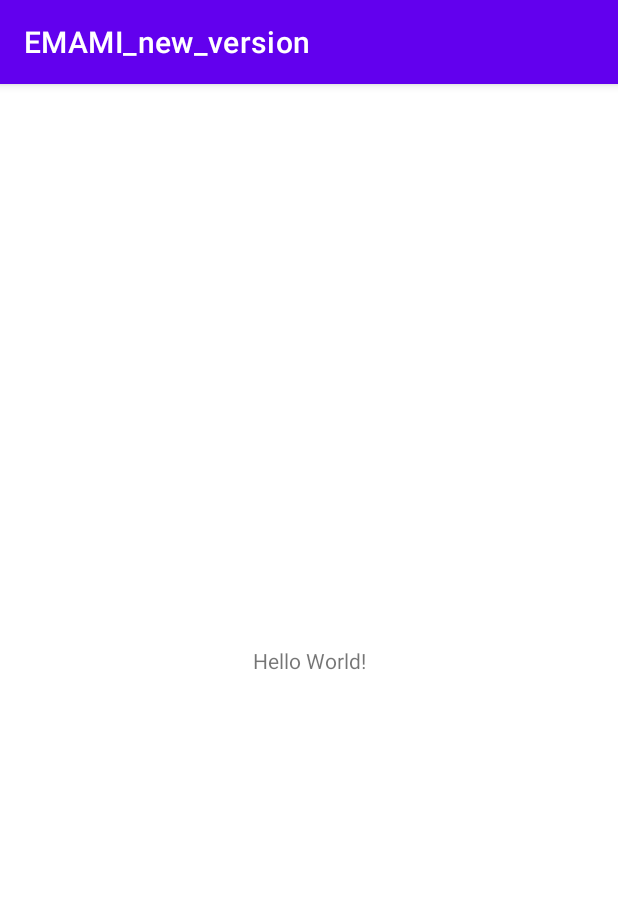
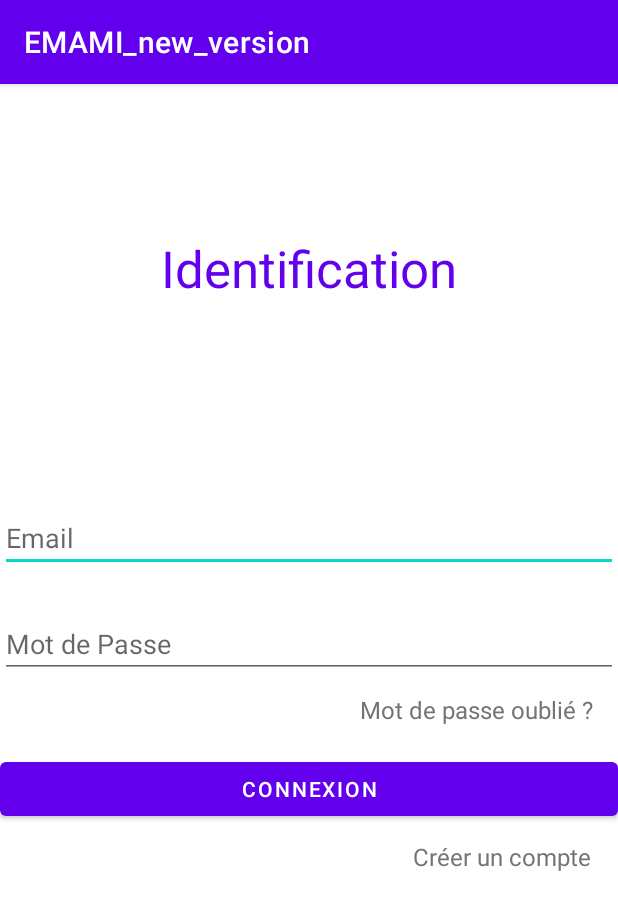
Before and after one commit to TheGasp/EMAMI, an Android app: the screen it shows after launch (MainActivity), on a phone screen of 412 x 824 dp. Shown: the top 910 px of the screen. Run offline under Robolectric (Android 15) with nearby library versions, the phone set to English and light mode, and no system bars.

Commit message:
interface graphique, premier page, s'enregistrer et connexion

```diff
--- a/app/build.gradle
+++ b/app/build.gradle
@@ -36,4 +36,7 @@ dependencies {
     testImplementation 'junit:junit:4.13.2'
     androidTestImplementation 'androidx.test.ext:junit:1.1.5'
     androidTestImplementation 'androidx.test.espresso:espresso-core:3.5.1'
+    implementation 'com.sun.mail:android-mail:1.5.6'
+    implementation 'com.sun.mail:android-activation:1.5.6'
+
 }
--- a/app/src/main/java/com/flamboox/emami_new_version/MainActivity.java
+++ b/app/src/main/java/com/flamboox/emami_new_version/MainActivity.java
@@ -1,14 +1,51 @@
 package com.flamboox.emami_new_version;
 
 import androidx.appcompat.app.AppCompatActivity;
+import android.os.Bundle;
+import android.view.View;
+import android.widget.Button;
+import android.widget.EditText;
+import android.content.Intent;
+import android.widget.TextView;
 
-import android.os.Bundle;
 
 public class MainActivity extends AppCompatActivity {
 
+    private EditText editTextEmail, editTextPassword;
+    private Button buttonLogin;
+    private TextView textViewForgotPassword,textViewSignUp;
     @Override
     protected void onCreate(Bundle savedInstanceState) {
         super.onCreate(savedInstanceState);
         setContentView(R.layout.activity_main);
+
+        editTextEmail = findViewById(R.id.editTextEmail);
+        editTextPassword = findViewById(R.id.editTextPassword);
+        buttonLogin = findViewById(R.id.buttonLogin);
+        textViewForgotPassword = findViewById(R.id.textViewForgotPassword);
+        textViewSignUp = findViewById(R.id.textViewSignUp);
+
+
+
+
+        this.textViewForgotPassword.setOnClickListener(v -> {
+            Intent ouvrirChangerMdP = new Intent(MainActivity.this, MainActivityMDP.class);
+            startActivity(ouvrirChangerMdP);
+        });
+
+
+
+        buttonLogin.setOnClickListener(new View.OnClickListener() {
+            @Override
+            public void onClick(View view) {
+                Intent ouvrirInscrip1 = new Intent(MainActivity.this, MainActivityCreation.class);
+                startActivity(ouvrirInscrip1);
+            }
+        });
+
+
+
+
     }
+
 }
--- a/app/src/main/res/layout/activity_main.xml
+++ b/app/src/main/res/layout/activity_main.xml
@@ -1,5 +1,5 @@
 <?xml version="1.0" encoding="utf-8"?>
-<androidx.constraintlayout.widget.ConstraintLayout xmlns:android="http://schemas.android.com/apk/res/android"
+<RelativeLayout xmlns:android="http://schemas.android.com/apk/res/android"
     xmlns:app="http://schemas.android.com/apk/res-auto"
     xmlns:tools="http://schemas.android.com/tools"
     android:layout_width="match_parent"
@@ -7,12 +7,69 @@
     tools:context=".MainActivity">
 
     <TextView
+        android:id="@+id/textViewTitle"
+        android:layout_width="match_parent"
+        android:layout_height="wrap_content"
+        android:layout_marginTop="100dp"
+        android:gravity="center"
+        android:text="Identification"
+        android:textSize="34sp"
+        android:textColor="#6200ED"/>
+
+    <EditText
+        android:id="@+id/editTextEmail"
+        android:layout_width="match_parent"
+        android:layout_height="wrap_content"
+        android:layout_marginTop="280dp"
+        android:hint="Email"
+        android:inputType="textEmailAddress" />
+
+    <EditText
+        android:id="@+id/editTextPassword"
+        android:layout_width="match_parent"
+        android:layout_height="wrap_content"
+        android:layout_below="@id/editTextEmail"
+        android:layout_marginTop="25dp"
+        android:hint="Mot de Passe"
+        android:inputType="textPassword" />
+
+    <TextView
+        android:id="@+id/textViewForgotPassword"
         android:layout_width="wrap_content"
         android:layout_height="wrap_content"
-        android:text="Hello World!"
-        app:layout_constraintBottom_toBottomOf="parent"
-        app:layout_constraintEnd_toEndOf="parent"
-        app:layout_constraintStart_toStartOf="parent"
-        app:layout_constraintTop_toTopOf="parent" />
+        android:layout_below="@id/editTextPassword"
+        android:layout_marginTop="10dp"
+        android:layout_marginLeft="240dp"
+        android:clickable="true"
+        android:onClick="forgotPasswordClicked"
+        android:text="Mot de passe oublié ?"
+        android:textColor="#747475"
+        android:textSize="16sp" />
 
-</androidx.constraintlayout.widget.ConstraintLayout>
+    <Button
+        android:id="@+id/buttonLogin"
+        android:layout_height="wrap_content"
+        android:layout_below="@id/editTextPassword"
+        android:layout_centerHorizontal="true"
+        android:layout_width="match_parent"
+        android:layout_marginTop="50dp"
+        android:clickable="true"
+
+        android:text="Connexion" />
+
+    <TextView
+        android:id="@+id/textViewSignUp"
+        android:layout_width="wrap_content"
+        android:layout_height="wrap_content"
+        android:layout_below="@id/buttonLogin"
+        android:layout_marginTop="10dp"
+        android:layout_marginLeft="275dp"
+        android:clickable="true"
+        android:onClick="SignUpClicked"
+        android:text="Créer un compte "
+        android:textColor="#747475"
+        android:textSize="16sp" />
+
+
+
+</RelativeLayout>
```
Also changed, not shown: app/src/main/AndroidManifest.xml (+9 -0 lines), app/src/main/java/com/flamboox/emami_new_version/MainActivityCreation.java (added, +30 -0 lines), app/src/main/java/com/flamboox/emami_new_version/MainActivityMDP.java (added, +61 -0 lines), app/src/main/java/com/flamboox/emami_new_version/MainActivityReseau.java (added, +14 -0 lines), app/src/main/res/layout/activity_main_creation.xml (added, +77 -0 lines), app/src/main/res/layout/activity_main_mdp.xml (added, +38 -0 lines), app/src/main/res/layout/activity_main_reseau.xml (added, +64 -0 lines), build.gradle (line endings or trailing spaces).
